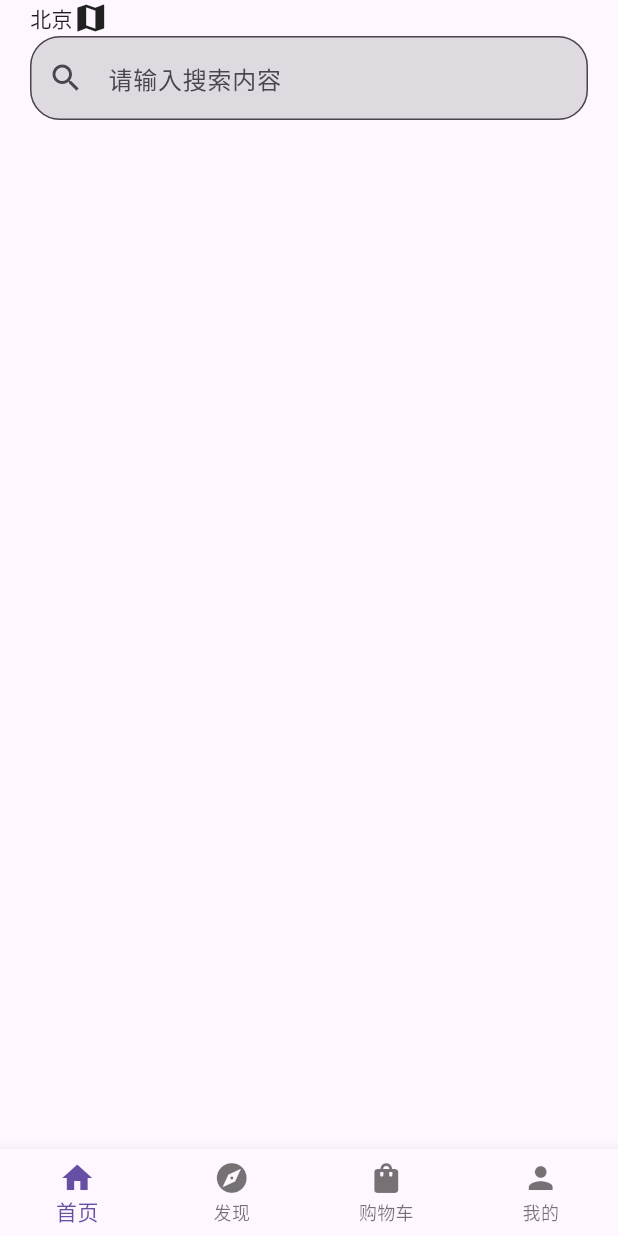
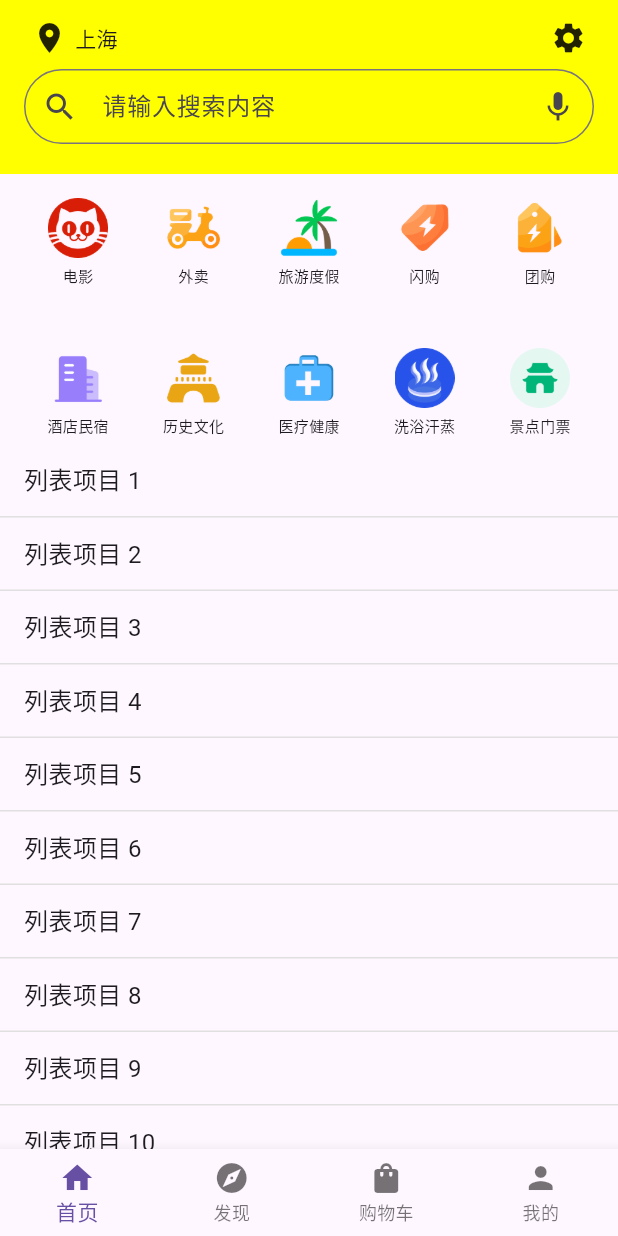
Before and after one commit to akingpeace/flutter_live_house, a Flutter app: the screen it shows after launch, on a phone screen of 412 x 824 dp. Run offline on Flutter 3.47's test engine with Material 3 defaults, Android fonts, the phone set to English and light mode, and no system bars; our stand-ins replace geocoding, geolocator.

Commit message:
实现了美团首页样式和定位的效果

```diff
--- /dev/null
+++ b/lib/homePages/home.dart
@@ -0,0 +1,279 @@
+import 'package:flutter/material.dart';
+import 'package:geolocator/geolocator.dart'; // 添加这行
+import 'package:geocoding/geocoding.dart'; // 添加这行
+
+class Home extends StatefulWidget {
+  @override
+  _HomeState createState() => _HomeState();
+}
+
+class _HomeState extends State<Home> {
+  @override
+  Widget build(BuildContext context) {
+    return Column(
+      children: [
+        _Header(),
+        Expanded(child: _MainPage()),
+      ],
+    );
+  }
+}
+
+class _Header extends StatefulWidget {
+  @override
+  State<StatefulWidget> createState() {
+    return _HeaderState();
+  }
+}
+
+class _HeaderState extends State<_Header> {
+  String _location = '上海';
+  final TextEditingController searchController = TextEditingController();
+  String searchStr = '';
+  bool _isLoadingLocation = false; // 添加加载状态
+
+  void changeStr(String str) {
+    setState(() {
+      searchStr = str;
+      print(str);
+    });
+  }
+
+  Future<void> _getCurrentLocation() async {
+    setState(() {
+      _isLoadingLocation = true;
+    });
+
+    try {
+      bool serviceEnabled = await Geolocator.isLocationServiceEnabled();
+      if (!serviceEnabled) {
+        ScaffoldMessenger.of(
+          context,
+        ).showSnackBar(SnackBar(content: Text('位置服务未启用，请开启位置服务')));
+        return;
+      }
+
+      LocationPermission permission = await Geolocator.checkPermission();
+      if (permission == LocationPermission.denied) {
+        permission = await Geolocator.requestPermission();
+        if (permission == LocationPermission.denied) {
+          ScaffoldMessenger.of(
+            context,
+          ).showSnackBar(SnackBar(content: Text('位置权限被拒绝')));
+          return;
+        }
+      }
+
+      if (permission == LocationPermission.deniedForever) {
+        ScaffoldMessenger.of(
+          context,
+        ).showSnackBar(SnackBar(content: Text('位置权限被永久拒绝，请在设置中开启')));
+        return;
+      }
+
+      Position position = await Geolocator.getCurrentPosition(
+        desiredAccuracy: LocationAccuracy.high,
+      );
+
+      List<Placemark> placemarks = await placemarkFromCoordinates(
+        position.latitude,
+        position.longitude,
+      );
+
+      if (placemarks.isNotEmpty) {
+        Placemark place = placemarks[0];
+        String currentCity =
+            place.locality ?? place.administrativeArea ?? '未知位置';
+        setState(() {
+          _location = currentCity;
+        });
+        print('当前城市: $currentCity');
+      }
+    } catch (e) {
+      print('获取位置失败: $e');
+      ScaffoldMessenger.of(
+        context,
+      ).showSnackBar(SnackBar(content: Text('获取位置失败: $e')));
+    } finally {
+      setState(() {
+        _isLoadingLocation = false;
+      });
+    }
+  }
+
+  @override
+  Widget build(BuildContext context) {
+    return Container(
+      color: Colors.yellowAccent,
+      padding: EdgeInsets.fromLTRB(
+        16,
+        MediaQuery.of(context).padding.top + 8,
+        16,
+        20,
+      ),
+      child: Column(
+        children: [
+          Row(
+            children: [
+              InkWell(
+                onTap: _getCurrentLocation,
+                borderRadius: BorderRadius.circular(20),
+                child: Padding(
+                  padding: EdgeInsets.all(5),
+                  child: _isLoadingLocation
+                      ? SizedBox(
+                          width: 20,
+                          height: 20,
+                          child: CircularProgressIndicator(strokeWidth: 2),
+                        )
+                      : Icon(Icons.location_on),
+                ),
+              ),
+              Text(_location),
+              Spacer(),
+              InkWell(
+                onTap: ()=> {},
+                borderRadius: BorderRadius.circular(20),
+                child: Padding(
+                  padding: EdgeInsets.all(5),
+                  child: Icon(Icons.settings),
+                ),
+              ),
+            ],
+          ),
+          SizedBox(height: 4),
+          SizedBox(
+            height: 50,
+            child: TextField(
+              controller: searchController,
+              decoration: InputDecoration(
+                hintText: '请输入搜索内容',
+                prefixIcon: Icon(Icons.search),
+                suffixIcon: Icon(Icons.mic),
+                border: OutlineInputBorder(
+                  borderRadius: BorderRadius.circular(25),
+                ),
+              ),
+              onChanged: changeStr,
+            ),
+          ),
+        ],
+      ),
+    );
+  }
+}
+
+class _MainGrid extends StatelessWidget {
+  @override
+  Widget build(BuildContext context) {
+    return Container(
+      height: 180,
+      child: PageView(
+        children: [_buildIconGrid(0, 10), _buildIconGrid(10, 20)],
+      ),
+    );
+  }
+
+  Widget _buildIconGrid(int startIndex, int endIndex) {
+    List<Map<String, String>> allIcons = [
+      {'icon': 'assets/images/icon_nfgqaoquyp/maoyan.png', 'title': '电影'},
+      {'icon': 'assets/images/icon_nfgqaoquyp/waimai.png', 'title': '外卖'},
+      {'icon': 'assets/images/icon_nfgqaoquyp/lvyou.png', 'title': '旅游度假'},
+      {'icon': 'assets/images/icon_nfgqaoquyp/shangou.png', 'title': '闪购'},
+      {'icon': 'assets/images/icon_nfgqaoquyp/tuangou.png', 'title': '团购'},
+      {
+        'icon': 'assets/images/icon_nfgqaoquyp/jiudianminsu_1.png',
+        'title': '酒店民宿',
+      },
+      {
+        'icon': 'assets/images/icon_nfgqaoquyp/lishiwenhua.png',
+        'title': '历史文化',
+      },
+      {'icon': 'assets/images/icon_nfgqaoquyp/yiliao.png', 'title': '医疗健康'},
+      {'icon': 'assets/images/icon_nfgqaoquyp/zu.png', 'title': '洗浴汗蒸'},
+      {
+        'icon': 'assets/images/icon_nfgqaoquyp/ent-jingdianmenpiao.png',
+        'title': '景点门票',
+      },
+      {
+        'icon': 'assets/images/icon_nfgqaoquyp/jiudianminsu_1.png',
+        'title': '酒店民宿',
+      },
+      {
+        'icon': 'assets/images/icon_nfgqaoquyp/lishiwenhua.png',
+        'title': '历史文化',
+      },
+      {'icon': 'assets/images/icon_nfgqaoquyp/yiliao.png', 'title': '医疗健康'},
+      {'icon': 'assets/images/icon_nfgqaoquyp/zu.png', 'title': '洗浴汗蒸'},
+      {
+        'icon': 'assets/images/icon_nfgqaoquyp/ent-jingdianmenpiao.png',
+        'title': '景点门票',
+      },
+    ];
+
+    List<Map<String, String>> pageIcons = [];
+    for (int i = startIndex; i < endIndex && i < allIcons.length; i++) {
+      if (i < allIcons.length) {
+        pageIcons.add(allIcons[i]);
+      }
+    }
+
+    return GridView.count(
+      crossAxisCount: 5,
+      childAspectRatio: 0.8,
+      mainAxisSpacing: 10,
+      crossAxisSpacing: 5,
+      padding: EdgeInsets.all(16),
+      physics: NeverScrollableScrollPhysics(), // 禁用GridView滚动
+      shrinkWrap: true, // 自适应高度
+      children: pageIcons.map((item) {
+        return IconBox(icon: item['icon']!, title: item['title']!);
+      }).toList(),
+    );
+  }
+}
+
+class IconBox extends StatelessWidget {
+  final String icon;
+  final String title;
+
+  IconBox({required this.icon, required this.title});
+
+  @override
+  Widget build(BuildContext context) {
+    return Column(
+      children: [
+        Image.asset(icon, width: 40),
+        SizedBox(height: 5),
+        Text(title, style: TextStyle(fontSize: 10)),
+      ],
+    );
+  }
+}
+
+class _MainPage extends StatefulWidget {
+  @override
+  _MainPageState createState() => _MainPageState();
+}
+
+class _MainPageState extends State<_MainPage> {
+  @override
+  Widget build(BuildContext context) {
+    return CustomScrollView(
+      slivers: [
+        SliverToBoxAdapter(child: _MainGrid()),
+        SliverList(
+          delegate: SliverChildBuilderDelegate((context, index) {
+            return Container(
+              padding: EdgeInsets.symmetric(horizontal: 16, vertical: 12),
+              decoration: BoxDecoration(
+                border: Border(bottom: BorderSide(color: Colors.grey[300]!)),
+              ),
+              child: Text('列表项目 ${index + 1}', style: TextStyle(fontSize: 16)),
+            );
+          }, childCount: 19),
+        ),
+      ],
+    );
+  }
+}
--- a/lib/pages/home.dart
+++ b/lib/pages/home.dart
@@ -1,40 +1,32 @@
 import 'package:flutter/material.dart';
+import 'package:flutter_live_house/homePages/home.dart';
 
 class HomePage extends StatefulWidget {
   @override
-  State<StatefulWidget> createState() {
-    return _HomePageState();
-  }
+  _HomePageState createState() => _HomePageState();
 }
 
 class _HomePageState extends State<HomePage> {
   int _currentIndex = 0;
-
-  void _onTabTapped(int index) {
-    setState(() {
-      _currentIndex = index;
-    });
-  }
+  final List<Widget> _pages = [
+    Home(),
+    Center(child: Text('发现')),
+    Center(child: Text('购物车')),
+    Center(child: Text('我的')),
+  ];
 
   @override
   Widget build(BuildContext context) {
     return Scaffold(
-      body: Padding(
-        padding: EdgeInsets.symmetric(horizontal: 20),
-        child: IndexedStack(
-          index: _currentIndex,
-          children: [
-            Center(child: Home()),
-            Center(child: Text('发现')),
-            Center(child: Text('购物车')),
-            Center(child: Text('我的')),
-          ],
-        ),
-      ),
+      body: _pages[_currentIndex],
       bottomNavigationBar: BottomNavigationBar(
-        currentIndex: _currentIndex,
-        onTap: _onTabTapped,
-        type: BottomNavigationBarType.fixed, // 固定类型，显示多个标签
+        type: BottomNavigationBarType.fixed,
+        currentIndex: _currentIndex, // 设置当前选中
+        onTap: (index) {
+          setState(() {
+            _currentIndex = index; // 更新选中状态
+          });
+        },
         items: [
           BottomNavigationBarItem(icon: Icon(Icons.home), label: '首页'),
           BottomNavigationBarItem(icon: Icon(Icons.explore), label: '发现'),
@@ -45,52 +37,3 @@ class _HomePageState extends State<HomePage> {
     );
   }
 }
-
-class Home extends StatefulWidget {
-  @override
-  State<StatefulWidget> createState() {
-    return _HomeState();
-  }
-}
-
-class _HomeState extends State<Home> {
-  String _position = '北京';
-  String _seaStr = '';
-  TextEditingController searchController() {
-    return TextEditingController();
-  }
-
-  void changeSearchStr(String value) {
-    setState(() {
-      _seaStr = value;
-    });
-  }
-
-  @override
-  Widget build(BuildContext context) {
-    return Scaffold(
-      body: Column(
-        children: [
-          Row(children: [Text(_position), Icon(Icons.map)]),
-          TextField(
-            controller: searchController(),
-            decoration: InputDecoration(
-              hintText: '请输入搜索内容',
-              fillColor: Colors.black12,
-              filled: true,
-              border: OutlineInputBorder(
-                borderRadius: BorderRadius.circular(20),
-              ),
-              prefixIcon: Icon(Icons.search),
-              suffixIconConstraints: const BoxConstraints(
-                minWidth: 0,
-                minHeight: 0,
-              ),
-            ),
-            onChanged: (value) => changeSearchStr(value),
-          ),
-        ],
-      ),
-    );
-  }
-}
--- a/pubspec.yaml
+++ b/pubspec.yaml
@@ -30,6 +30,8 @@ environment:
 dependencies:
   flutter:
     sdk: flutter
+  geolocator: ^9.0.2
+  geocoding: ^2.1.0
 
   # The following adds the Cupertino Icons font to your application.
   # Use with the CupertinoIcons class for iOS style icons.
@@ -59,7 +61,7 @@ flutter:
 
   # To add assets to your application, add an assets section, like this:
   assets:
-    - images/
+    - assets/images/icon_nfgqaoquyp/
 
   # An image asset can refer to one or more resolution-specific "variants", see
   # https://flutter.dev/to/resolution-aware-images
```
Also changed, not shown: assets/images/icon_nfgqaoquyp/ent-jingdianmenpiao.png (added), assets/images/icon_nfgqaoquyp/jiudianminsu_副本.png (added), assets/images/icon_nfgqaoquyp/kuaidiwaimai.png (added), assets/images/icon_nfgqaoquyp/maoyan.png (added), assets/images/icon_nfgqaoquyp/yiliao.png (added), assets/images/icon_nfgqaoquyp/zu.png (added), pubspec.lock, 15 other files.
